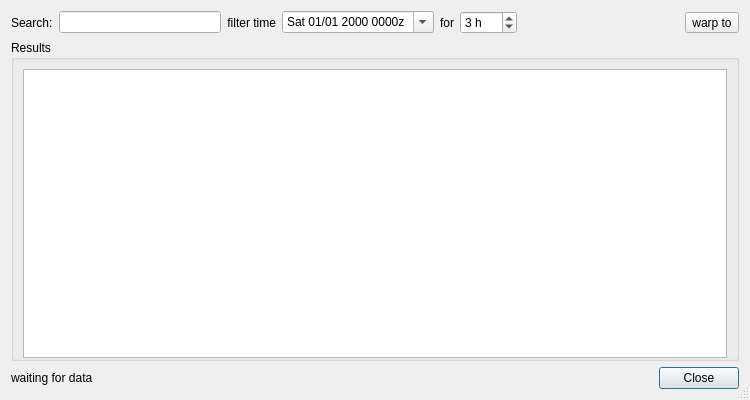
Before: the Qt Designer form src/dialogs/BookedAtcDialog.ui in qutescoop/qutescoop, drawn with Qt 5.
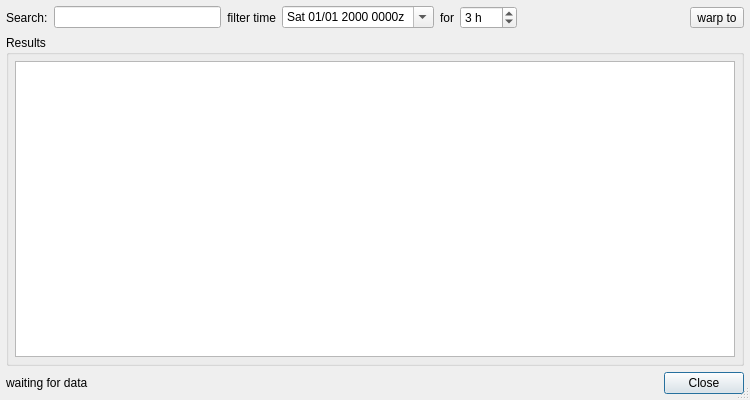
After: the same form once the commit is applied. Icons and pictures are not drawn.

Commit message: [TASK] various minor changes to layout and dialogs

Diff of the .ui file:
```diff
--- a/src/dialogs/BookedAtcDialog.ui
+++ b/src/dialogs/BookedAtcDialog.ui
@@ -21,6 +21,18 @@
    <bool>true</bool>
   </property>
   <layout class="QVBoxLayout" name="verticalLayout">
+   <property name="leftMargin">
+    <number>6</number>
+   </property>
+   <property name="topMargin">
+    <number>6</number>
+   </property>
+   <property name="rightMargin">
+    <number>6</number>
+   </property>
+   <property name="bottomMargin">
+    <number>6</number>
+   </property>
    <item>
     <layout class="QGridLayout" name="gridLayout">
      <item row="0" column="1">
@@ -141,8 +153,17 @@
       <string>Results</string>
      </property>
      <layout class="QVBoxLayout" name="verticalLayout_2">
+      <property name="leftMargin">
+       <number>6</number>
+      </property>
+      <property name="topMargin">
+       <number>6</number>
+      </property>
+      <property name="rightMargin">
+       <number>6</number>
+      </property>
       <property name="bottomMargin">
-       <number>0</number>
+       <number>6</number>
       </property>
       <item>
        <widget class="QTreeView" name="treeBookedAtc">
```
Left out of the diff: 8 changed lines with no effect on the pictures. The commit also changes 5 other files.
